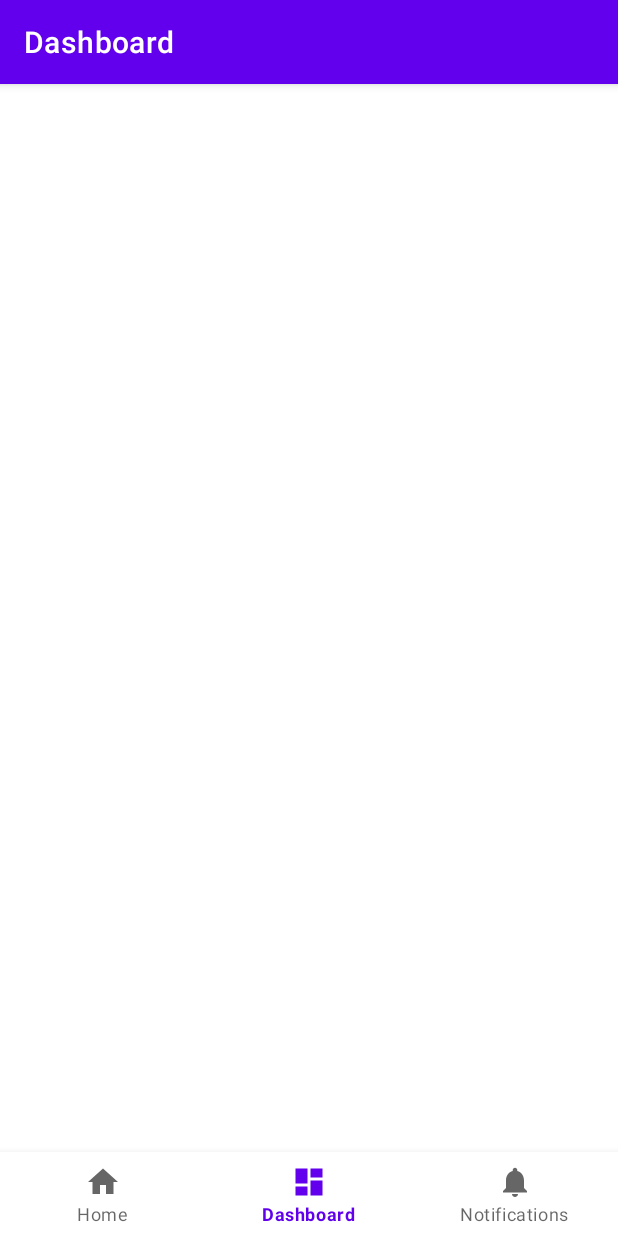
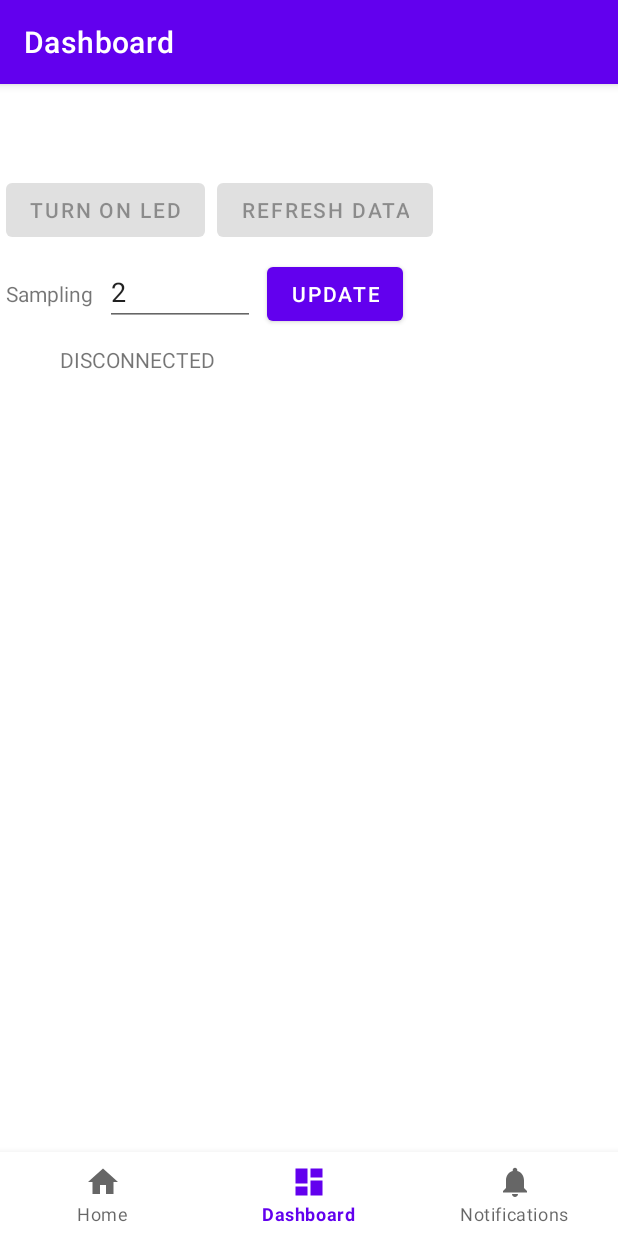
Before and after one commit to Gatzu78/ProgettoIoT, an Android app: the DashboardFragment screen opened through its navigation route, on a phone screen of 412 x 824 dp. Run offline under Robolectric (Android 15) with nearby library versions, the phone set to English and light mode, and no system bars; our stand-ins replace navigation-ui; 2 statements that could not run were skipped.

Commit message:
Sampling period e LED

```diff
--- a/IoTemperature/app/src/main/java/ch/supsi/iotemperature/ui/dashboard/DashboardFragment.java
+++ b/IoTemperature/app/src/main/java/ch/supsi/iotemperature/ui/dashboard/DashboardFragment.java
@@ -5,6 +5,8 @@ import android.util.Log;
 import android.view.LayoutInflater;
 import android.view.View;
 import android.view.ViewGroup;
+import android.widget.Button;
+import android.widget.EditText;
 import android.widget.ListView;
 import android.widget.TextView;
 
@@ -13,6 +15,9 @@ import androidx.annotation.Nullable;
 import androidx.fragment.app.Fragment;
 import androidx.lifecycle.ViewModelProvider;
 
+import com.google.android.material.floatingactionbutton.FloatingActionButton;
+
+import ch.supsi.iotemperature.MainActivity;
 import ch.supsi.iotemperature.R;
 import ch.supsi.iotemperature.SUPSIGattAttributes;
 
@@ -32,19 +37,49 @@ public class DashboardFragment extends Fragment {
         dashboardViewModel = new ViewModelProvider(this).get(DashboardViewModel.class);
         View root = inflater.inflate(R.layout.fragment_dashboard, container, false);
 
-        // CONNECTION STATE
-        final TextView connState = root.findViewById(R.id.connection_state);
-        dashboardViewModel.getConnectionState().observe(getViewLifecycleOwner(), connState::setText);
-
-        // DEVICE NAME AND ADDRESS
+        // DEVICE NAME
         final TextView deviceName = root.findViewById(R.id.device_name);
-        final TextView deviceAddress = root.findViewById(R.id.device_address);
         dashboardViewModel.getDeviceName().observe(getViewLifecycleOwner(), name -> {
             deviceName.setText(name);
         });
 
+        // DEVICE ADDRESS
+        final TextView deviceAddress = root.findViewById(R.id.device_address);
         dashboardViewModel.getDeviceAddress().observe(getViewLifecycleOwner(), addr -> {
             deviceAddress.setText(addr);
+        });
+
+        // REFRESH DATA BUTTON
+        final Button btnRefreshData = root.findViewById(R.id.btnRefreshData);
+        btnRefreshData.setOnClickListener(view -> {
+            MainActivity main = (MainActivity) getActivity();
+            main.asyncReadTime();
+            main.asyncReadTemperature();
+            main.asyncReadSampling();
+        });
+
+        final EditText numSampling = root.findViewById(R.id.numSampling);
+        dashboardViewModel.getSamplingValue().observe(getViewLifecycleOwner(), value -> {
+            numSampling.setText(String.valueOf(value));
+        });
+
+        // LED BUTTON
+        final Button btnLED = root.findViewById(R.id.btnLED);
+        btnLED.setOnClickListener(view -> {
+            MainActivity main = (MainActivity) getActivity();
+            main.toggleLED();
+        });
+
+        dashboardViewModel.isLED1On().observe(getViewLifecycleOwner(), isOn -> {
+            btnLED.setText(isOn ? "TURN OFF LED" : "TURN ON LED");
+        });
+
+        // CONNECTION STATE
+        final TextView connState = root.findViewById(R.id.connection_state);
+        dashboardViewModel.isConnected().observe(getViewLifecycleOwner(), isConnected -> {
+            connState.setText(isConnected ? "CONNECTED" : "DISCONNECTED");
+            btnLED.setEnabled(isConnected);
+            btnRefreshData.setEnabled(isConnected);
         });
 
         // DEVICE DATA
--- a/IoTemperature/app/src/main/java/ch/supsi/iotemperature/ui/dashboard/DashboardViewModel.java
+++ b/IoTemperature/app/src/main/java/ch/supsi/iotemperature/ui/dashboard/DashboardViewModel.java
@@ -1,5 +1,6 @@
 package ch.supsi.iotemperature.ui.dashboard;
 
+import android.bluetooth.BluetoothGattService;
 import android.content.BroadcastReceiver;
 import android.content.Context;
 import android.content.Intent;
@@ -10,10 +11,12 @@ import androidx.lifecycle.LiveData;
 import androidx.lifecycle.MutableLiveData;
 import androidx.lifecycle.ViewModel;
 
+import java.time.LocalDateTime;
 import java.util.ArrayList;
 import java.util.List;
 
 import ch.supsi.iotemperature.BluetoothLeService;
+import ch.supsi.iotemperature.SUPSIGattAttributes;
 
 public class DashboardViewModel extends ViewModel {
     private final static String TAG = DashboardViewModel.class.getSimpleName();
@@ -21,22 +24,30 @@ public class DashboardViewModel extends ViewModel {
     private MutableLiveData<String> mDeviceAddress;
     private MutableLiveData<String> mDeviceName;
     private final MutableLiveData<Boolean> mConnected;
-    private final MutableLiveData<String> mConnectionState;
+    private final MutableLiveData<Boolean> mLED1On;
     private final MutableLiveData<List<String>> mData;
+    private final MutableLiveData<Integer> mSamplingValue;
 
     public DashboardViewModel() {
         Log.i(TAG, "**** NEW DashboardViewModel");
 
+        mLED1On = new MutableLiveData<>(false);
         mData = new MutableLiveData<>(new ArrayList<>());
         mConnected = new MutableLiveData<>(false);
-        mConnectionState = new MutableLiveData<>();
-        mDeviceAddress = new MutableLiveData<>();
-        mDeviceName = new MutableLiveData<>();
+        mDeviceAddress = new MutableLiveData<>("-");
+        mDeviceName = new MutableLiveData<>("-");
+        mSamplingValue = new MutableLiveData<>(2);
     }
 
     public LiveData<List<String>> getData() { return mData; }
-    public LiveData<String> getConnectionState() {
-        return mConnectionState;
+    public LiveData<Integer> getSamplingValue() {
+        return mSamplingValue;
+    }
+    public LiveData<Boolean> isLED1On() {
+        return mLED1On;
+    }
+    public LiveData<Boolean> isConnected() {
+        return mConnected;
     }
     public LiveData<String> getDeviceName() {
         return mDeviceName;
@@ -78,14 +89,33 @@ public class DashboardViewModel extends ViewModel {
         public void onReceive(Context context, Intent intent) {
         final String action = intent.getAction();
         if (BluetoothLeService.ACTION_GATT_CONNECTED.equals(action)) {
-            mConnectionState.setValue("CONNECTED");
             mConnected.setValue(true);
         } else if (BluetoothLeService.ACTION_GATT_DISCONNECTED.equals(action)) {
-            mConnectionState.setValue("DISCONNECTED");
             mConnected.setValue(false);
         } else if (BluetoothLeService.ACTION_DATA_AVAILABLE.equals(action)) {
-            displayData(intent.getStringExtra(BluetoothLeService.EXTRA_DATA));
+            processData(intent);
         }
         }
     };
+
+    private void processData(Intent intent) {
+        switch (intent.getStringExtra(BluetoothLeService.EXTRA_CHARACTERISTIC)) {
+            case SUPSIGattAttributes.CURRENT_TIME_CHAR:
+                LocalDateTime time = (LocalDateTime)intent.getSerializableExtra(BluetoothLeService.EXTRA_DATA);
+                displayData(time.toString());
+                break;
+            case SUPSIGattAttributes.SAMPLING_CHARACTERISTIC:
+                int sampling = intent.getIntExtra(BluetoothLeService.EXTRA_DATA, 0);
+                mSamplingValue.setValue(sampling);
+                break;
+            case SUPSIGattAttributes.LED1_CHARACTERISTIC:
+                int led1Status = intent.getIntExtra(BluetoothLeService.EXTRA_DATA, 0);
+                mLED1On.setValue(led1Status == 1);
+                break;
+            default:
+                String extra = intent.getStringExtra(BluetoothLeService.EXTRA_DATA);
+                displayData(extra);
+                break;
+        }
+    }
 }
--- a/IoTemperature/app/src/main/java/ch/supsi/iotemperature/ui/home/HomeFragment.java
+++ b/IoTemperature/app/src/main/java/ch/supsi/iotemperature/ui/home/HomeFragment.java
@@ -14,6 +14,9 @@ import androidx.fragment.app.Fragment;
 import androidx.lifecycle.ViewModelProvider;
 import androidx.navigation.NavController;
 import androidx.navigation.Navigation;
+
+import java.util.ArrayList;
+import java.util.stream.Collectors;
 
 import ch.supsi.iotemperature.MainActivity;
 import ch.supsi.iotemperature.R;
@@ -38,7 +41,8 @@ public class HomeFragment extends Fragment {
         final ListView deviceListView = root.findViewById(R.id.listViewPairedDevice);
         homeViewModel.getIoTDevices().observe(getViewLifecycleOwner(), devices -> {
             if(devices != null) {
-                deviceListAdapter = new DeviceListAdapter(this.getContext(), devices);
+                deviceListAdapter = new DeviceListAdapter(this.getContext(),
+                        new ArrayList<>(devices));
                 deviceListView.setAdapter(deviceListAdapter);
             }
             deviceListAdapter.notifyDataSetChanged();
@@ -65,8 +69,9 @@ public class HomeFragment extends Fragment {
                     String text = isScanning ? "STOP" : "SCAN";
                     scanButton.setText(text);
                 });
-        scanButton.setOnClickListener(view -> homeViewModel.refreshDevices(view.getContext()));
+        scanButton.setOnClickListener(view -> homeViewModel.scanBleDevice());
 
+        homeViewModel.scanBleDevice();
         return root;
     }
 }
--- a/IoTemperature/app/src/main/java/ch/supsi/iotemperature/ui/home/HomeViewModel.java
+++ b/IoTemperature/app/src/main/java/ch/supsi/iotemperature/ui/home/HomeViewModel.java
@@ -20,7 +20,9 @@ import androidx.lifecycle.ViewModel;
 
 import java.util.ArrayList;
 import java.util.HashMap;
+import java.util.HashSet;
 import java.util.List;
+import java.util.Set;
 
 import ch.supsi.iotemperature.BluetoothLeService;
 
@@ -32,7 +34,7 @@ public class HomeViewModel extends ViewModel {
 
     private final MutableLiveData<Boolean> mScanning;
     private final MutableLiveData<String> mText;
-    private final MutableLiveData<List<BluetoothDevice>> mIotDevices;
+    private final MutableLiveData<Set<BluetoothDevice>> mIotDevices;
 
     private Handler handler = new Handler();
 
@@ -43,7 +45,7 @@ public class HomeViewModel extends ViewModel {
 
     public HomeViewModel() {
         mScanning = new MutableLiveData<>(false);
-        mIotDevices = new MutableLiveData<>(new ArrayList<>());
+        mIotDevices = new MutableLiveData<>(new HashSet<>());
         mText = new MutableLiveData<>();
         mText.setValue("SUPSI IoT devices");
     }
@@ -62,7 +64,7 @@ public class HomeViewModel extends ViewModel {
                 }
             };
 
-    private void scanBleDevice() {
+    public void scanBleDevice() {
         if (!mScanning.getValue()) {
             mIotDevices.getValue().clear();
             // Stops scanning after a pre-defined scan period.
@@ -97,9 +99,5 @@ public class HomeViewModel extends ViewModel {
         return mText;
     }
 
-    public LiveData<List<BluetoothDevice>> getIoTDevices() { return mIotDevices; }
-
-    public void refreshDevices(Context context) {
-        scanBleDevice();
-    }
+    public LiveData<Set<BluetoothDevice>> getIoTDevices() { return mIotDevices; }
 }
--- a/IoTemperature/app/src/main/res/layout/fragment_dashboard.xml
+++ b/IoTemperature/app/src/main/res/layout/fragment_dashboard.xml
@@ -1,88 +1,91 @@
 <?xml version="1.0" encoding="utf-8"?>
-<androidx.constraintlayout.widget.ConstraintLayout xmlns:android="http://schemas.android.com/apk/res/android"
-    xmlns:app="http://schemas.android.com/apk/res-auto"
+<LinearLayout
+    xmlns:android="http://schemas.android.com/apk/res/android"
     xmlns:tools="http://schemas.android.com/tools"
     android:layout_width="match_parent"
     android:layout_height="match_parent"
-    tools:context=".ui.dashboard.DashboardFragment">
+    tools:context=".ui.dashboard.DashboardFragment"
+    android:orientation="vertical">
+    <LinearLayout
+        android:layout_width="match_parent"
+        android:layout_height="wrap_content">
+        <Button
+            android:id="@+id/btnLED"
+            android:layout_margin="4dp"
+            android:layout_width="wrap_content"
+            android:layout_height="wrap_content"
+            android:text="LED" />
+        <Button
+            android:layout_margin="4dp"
+            android:id="@+id/btnRefreshData"
+            android:layout_width="wrap_content"
+            android:layout_height="wrap_content"
+            android:text="Refresh data" />
+    </LinearLayout>
+    <LinearLayout
+    android:layout_width="match_parent"
+    android:layout_height="wrap_content">
+        <TextView
+            android:layout_margin="4dp"
+            android:id="@+id/textView"
+            android:layout_width="wrap_content"
+            android:layout_height="wrap_content"
+            android:text="Sampling" />
 
+        <EditText
+            android:layout_margin="4dp"
+            android:id="@+id/numSampling"
+            android:layout_width="100dp"
+            android:layout_height="wrap_content"
+            android:ems="10"
+            android:inputType="number" />
+        <Button
+            android:layout_margin="4dp"
+            android:id="@+id/btnSampling"
+            android:layout_width="wrap_content"
+            android:layout_height="wrap_content"
+            android:text="Update" />
+    </LinearLayout>
+    <LinearLayout
+        android:orientation="horizontal"
+        android:layout_width="match_parent"
+        android:layout_height="wrap_content">
         <TextView
-        android:id="@+id/connection_state"
-        android:layout_width="match_parent"
+            android:id="@+id/device_name"
+            android:layout_width="wrap_content"
             android:layout_height="wrap_content"
             android:layout_marginStart="8dp"
             android:layout_marginEnd="8dp"
             android:textAlignment="center"
             android:textSize="20sp"
-        app:layout_constraintBottom_toBottomOf="parent"
-        app:layout_constraintEnd_toEndOf="parent"
-        app:layout_constraintHorizontal_bias="1.0"
-        app:layout_constraintStart_toStartOf="parent"
-        app:layout_constraintTop_toBottomOf="@+id/device_address"
-        app:layout_constraintVertical_bias="0.087"
-        tools:text="connection_state" />
-
+            tools:text="device_name" />
         <TextView
-        android:id="@+id/data_value"
-        android:layout_width="match_parent"
+            android:id="@+id/device_address"
+            android:layout_width="wrap_content"
             android:layout_height="wrap_content"
             android:layout_marginStart="8dp"
             android:layout_marginEnd="8dp"
             android:textAlignment="center"
-        android:textSize="20sp"
-        app:layout_constraintBottom_toBottomOf="parent"
-        app:layout_constraintEnd_toEndOf="parent"
-        app:layout_constraintHorizontal_bias="0.0"
-        app:layout_constraintStart_toStartOf="parent"
-        app:layout_constraintTop_toBottomOf="@+id/device_address"
-        app:layout_constraintVertical_bias="0.149"
-        tools:text="data_value" />
+            android:textSize="14sp"
+            tools:text="address" />
 
         <TextView
-        android:id="@+id/device_address"
-        android:layout_width="match_parent"
+            android:id="@+id/connection_state"
+            android:layout_width="wrap_content"
             android:layout_height="wrap_content"
             android:layout_marginStart="8dp"
             android:layout_marginEnd="8dp"
             android:textAlignment="center"
-        android:textSize="20sp"
-        app:layout_constraintBottom_toBottomOf="parent"
-        app:layout_constraintEnd_toEndOf="parent"
-        app:layout_constraintHorizontal_bias="0.0"
-        app:layout_constraintStart_toStartOf="parent"
-        app:layout_constraintTop_toTopOf="parent"
-        app:layout_constraintVertical_bias="0.022"
-        tools:text="device_address" />
+            android:textSize="14sp"
+            tools:text="conntected" />
+    </LinearLayout>
 
-    <TextView
-        android:id="@+id/device_name"
-        android:layout_width="match_parent"
-        android:layout_height="wrap_content"
-        android:layout_marginStart="8dp"
-        android:layout_marginEnd="8dp"
-        android:textAlignment="center"
-        android:textSize="20sp"
-        app:layout_constraintBottom_toBottomOf="parent"
-        app:layout_constraintEnd_toEndOf="parent"
-        app:layout_constraintHorizontal_bias="1.0"
-        app:layout_constraintStart_toStartOf="parent"
-        app:layout_constraintTop_toTopOf="parent"
-        app:layout_constraintVertical_bias="0.078"
-        tools:text="device_name" />
+
+
 
     <ListView
         android:id="@+id/listViewBLEData"
         android:layout_width="match_parent"
-        android:layout_height="0dp"
-        android:layout_marginTop="50dp"
-        android:footerDividersEnabled="true"
-        android:headerDividersEnabled="true"
-        app:layout_constraintBottom_toBottomOf="parent"
-        app:layout_constraintEnd_toEndOf="parent"
-        app:layout_constraintHorizontal_bias="1.0"
-        app:layout_constraintStart_toStartOf="@id/data_value"
-        app:layout_constraintTop_toTopOf="@id/data_value">
-
-    </ListView>
-
-</androidx.constraintlayout.widget.ConstraintLayout>
+        android:layout_height="match_parent"
+        ></ListView>
+</LinearLayout>
```
Also changed, not shown: IoTemperature/app/src/main/java/ch/supsi/iotemperature/BluetoothLeService.java (+124 -11 lines), IoTemperature/app/src/main/java/ch/supsi/iotemperature/MainActivity.java (+27 -21 lines), IoTemperature/app/src/main/java/ch/supsi/iotemperature/SUPSIGattAttributes.java (+274 -11 lines). Lines whose indentation alone changed are shown as unchanged.
